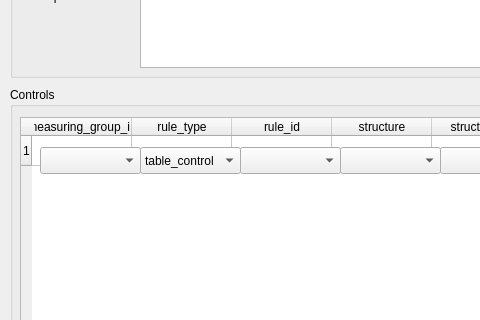
The window that ui/controlled_structures_create_control_group_dialog.ui (nens/threedi-results-analysis) describes before a commit, drawn with Qt 5; both pictures show x 0 to 480 and y 103 to 423 of the 779 by 513 pixel window.
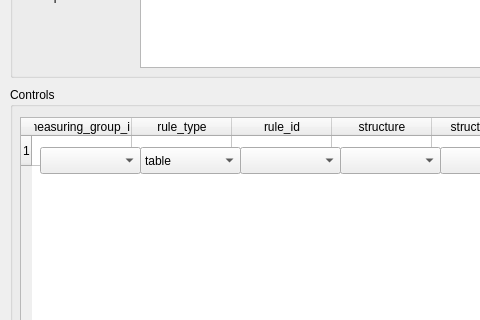
The same window after the commit.

Commit message: Refactor: improve code of control group dialog.

Patch:
```diff
--- a/ui/controlled_structures_create_control_group_dialog.ui
+++ b/ui/controlled_structures_create_control_group_dialog.ui
@@ -232,7 +232,7 @@
     </property>
     <item>
      <property name="text">
-      <string>table_control</string>
+      <string>table</string>
      </property>
     </item>
    </widget>
```
The commit also changes 1 other file.
